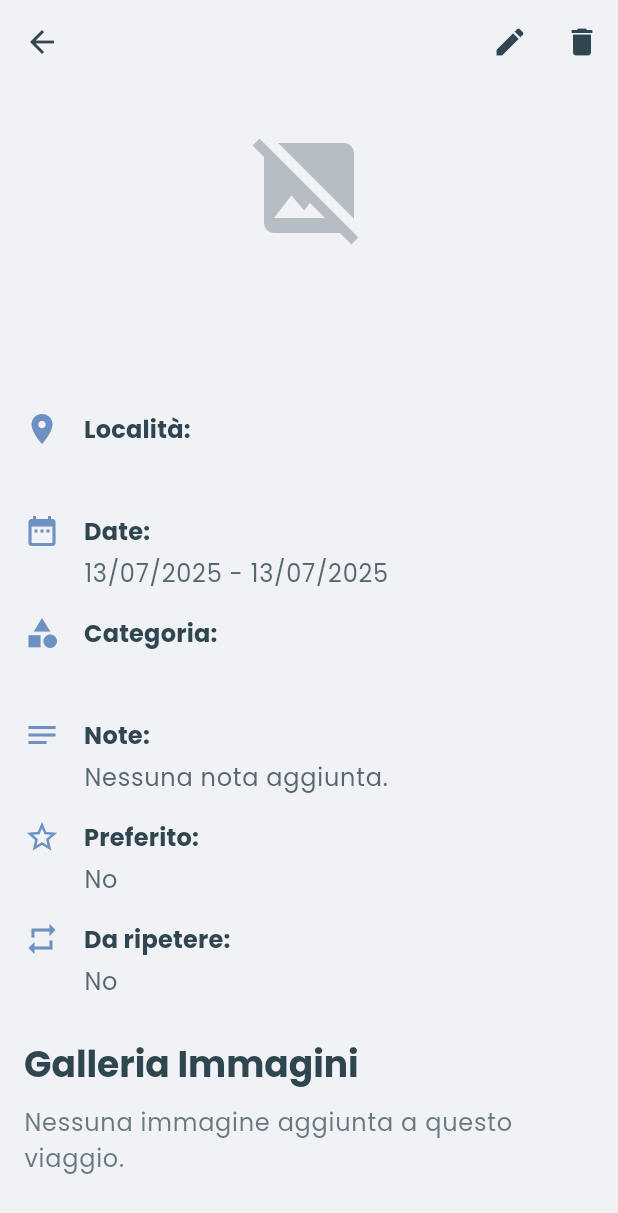
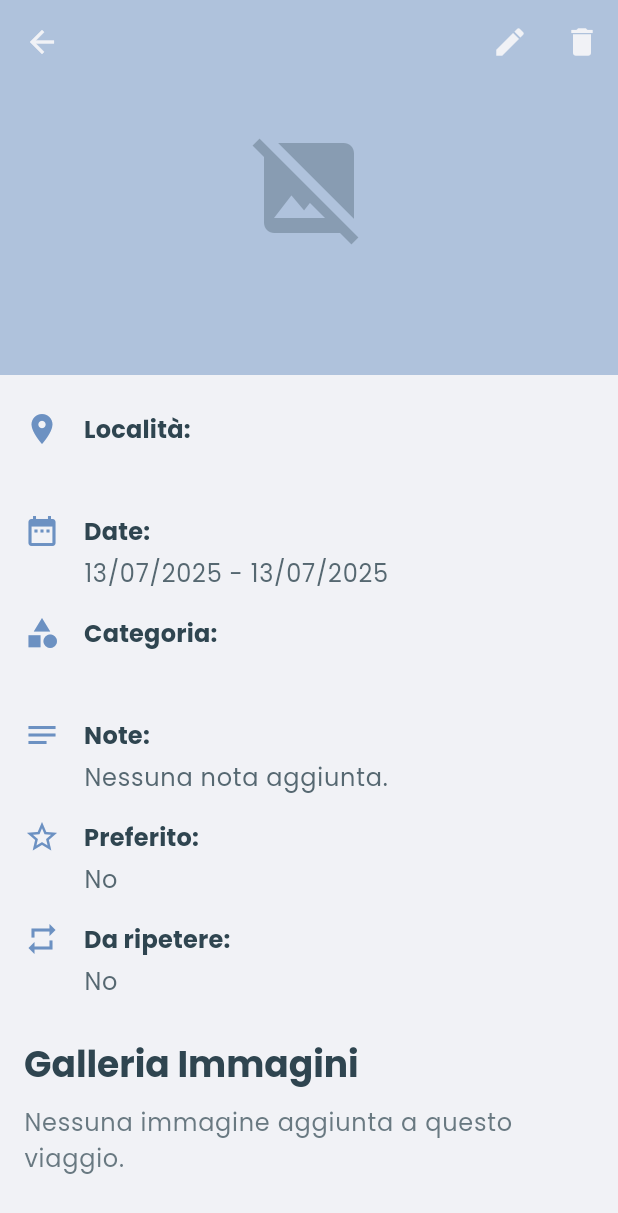
Before and after one commit to Marinoski03/mobile_programming, a Flutter app: the TripDetailScreen screen opened directly with empty values, on a phone screen of 412 x 824 dp. Shown: the top 1213 px of the screen. Run offline on Flutter 3.47's test engine with Material 3 defaults, Android fonts, the phone set to English and light mode, and no system bars; our stand-ins replace cached_network_image, fl_chart, google_fonts, image_picker, sqflite; accounts and stored records are empty.

Commit message:
Ultima modifica freccia file Trip

```diff
--- a/lib/screens/trip_detail_screen.dart
+++ b/lib/screens/trip_detail_screen.dart
@@ -116,8 +116,8 @@ class _TripDetailScreenState extends State<TripDetailScreen> {
             expandedHeight: 250.0,
             floating: false,
             pinned: true,
-            backgroundColor: AppData
-                .antiFlashWhite, // Colore di sfondo dell'AppBar cambiato a antiFlashWhite
+            backgroundColor:
+                AppData.silverLakeBlue, // Colore di sfondo dell'AppBar
             flexibleSpace: FlexibleSpaceBar(
               titlePadding: const EdgeInsets.only(
                 left: 16.0,
@@ -128,8 +128,8 @@ class _TripDetailScreenState extends State<TripDetailScreen> {
               title: Text(
                 _currentTrip.title,
                 style: Theme.of(context).textTheme.headlineSmall?.copyWith(
-                  color: AppData
-                      .antiFlashWhite, // Colore del titolo nella AppBar cambiato a antiFlashWhite
+                  color:
+                      AppData.antiFlashWhite, // Colore del titolo nella AppBar
                   fontWeight: FontWeight.bold,
                   shadows: [
                     Shadow(
@@ -152,23 +152,20 @@ class _TripDetailScreenState extends State<TripDetailScreen> {
               IconButton(
                 icon: const Icon(
                   Icons.edit,
-                  color: AppData
-                      .charcoal, // Colore icona modifica cambiato a charcoal
+                  color: AppData.antiFlashWhite, // Colore icona modifica
                 ),
                 onPressed: _navigateToEditScreen,
               ),
               IconButton(
                 icon: const Icon(
                   Icons.delete,
-                  color: AppData
-                      .charcoal, // Colore icona elimina cambiato a charcoal
+                  color: AppData.antiFlashWhite, // Colore icona elimina
                 ),
                 onPressed: _confirmDelete,
               ),
             ],
             iconTheme: const IconThemeData(
-              color: AppData
-                  .charcoal, // Colore delle icone nell'AppBar cambiato a charcoal
+              color: AppData.antiFlashWhite, // Colore delle icone nell'AppBar
             ),
           ),
           SliverList(
```
